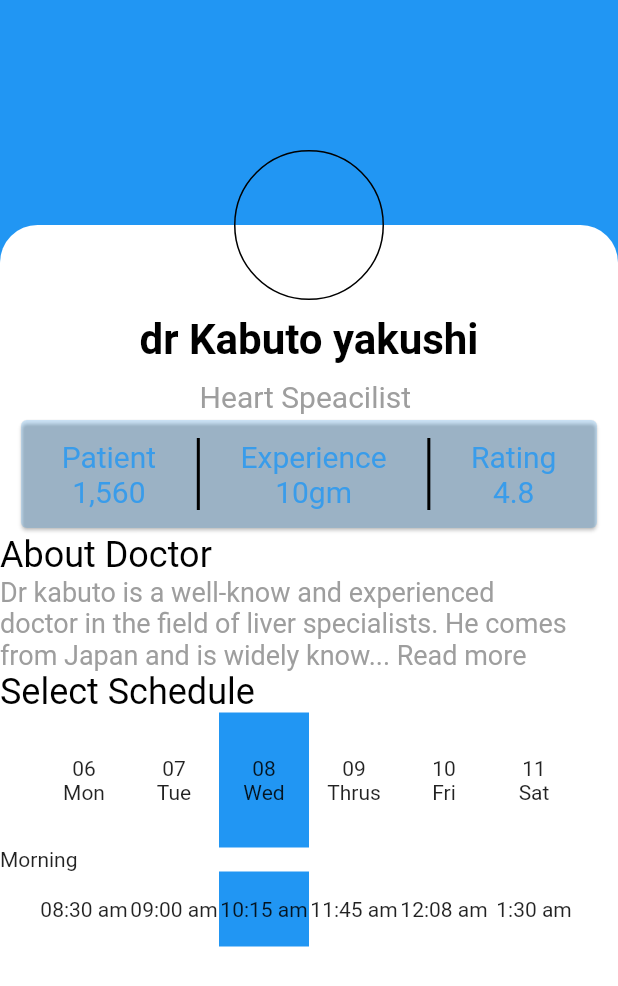
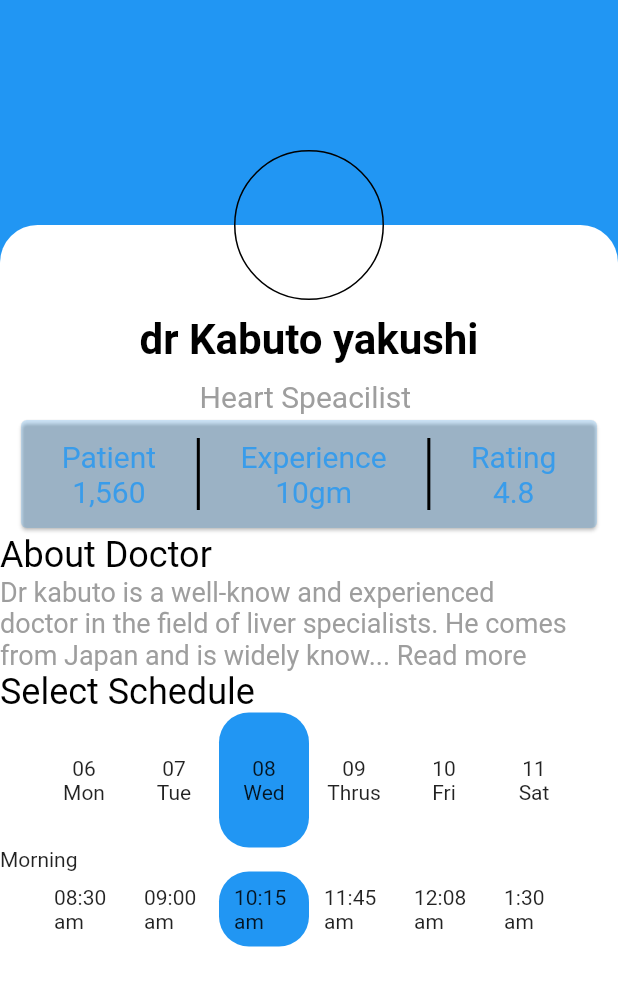
Before and after one commit to Mrlawmaker53/doctor_ui, a Flutter app: the screen it shows after launch, on a phone screen of 412 x 824 dp. Shown: the top 986 px of the screen. Run offline on Flutter 3.47's test engine with Material 2 defaults, Android fonts, the phone set to English and light mode, and no system bars; our stand-ins replace flutter_screenutil, get.

```diff
--- a/lib/second_screen.dart
+++ b/lib/second_screen.dart
@@ -216,12 +216,15 @@ class _SecondScreenState extends State<SecondScreen> {
   }
 
   Widget _buildTimeRow() {
-    return Row(
-      mainAxisAlignment: MainAxisAlignment.spaceEvenly,
-      children: [
-        for (int i = 0; i < 6; i++)
-          _buildDate(Time[i], week[i], 60, 50, 'Time'),
-      ],
+    return SingleChildScrollView(
+      scrollDirection: Axis.horizontal,
+      child: Row(
+        mainAxisAlignment: MainAxisAlignment.spaceEvenly,
+        children: [
+          for (int i = 0; i < 6; i++)
+            _buildDate(Time[i], week[i], 60, 50, 'Time'),
+        ],
+      ),
     );
   }
 
@@ -236,12 +239,21 @@ class _SecondScreenState extends State<SecondScreen> {
       },
       child: Container(
           decoration: BoxDecoration(
+              borderRadius: BorderRadius.all(Radius.circular(20)),
               color: setColor(date, Type == 'Date' ? 'Date' : 'Time')),
           width: width,
           height: height,
           child: Column(
             mainAxisAlignment: MainAxisAlignment.center,
-            children: [Text(date), Type == 'Date' ? Text(week) : SizedBox()],
+            children: [
+              Padding(
+                padding: Type == 'Time'
+                    ? EdgeInsets.symmetric(horizontal: 10)
+                    : EdgeInsets.zero,
+                child: Text(date),
+              ),
+              Type == 'Date' ? Text(week) : SizedBox()
+            ],
           )),
     );
   }
```
